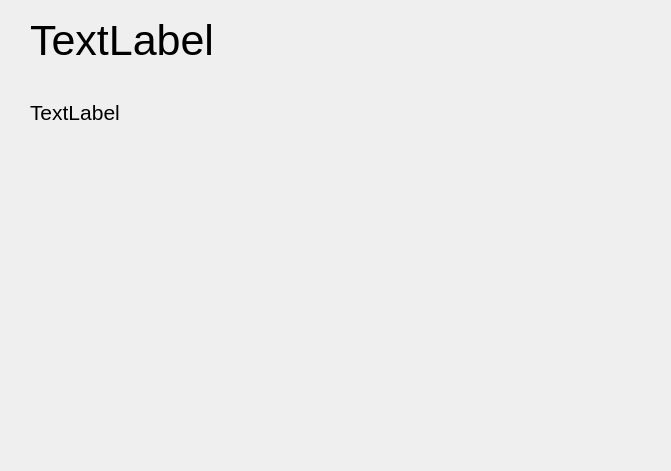
Above: country_info.ui from 4ymazik/TourismAssistant before the change. Below: the same form after it.
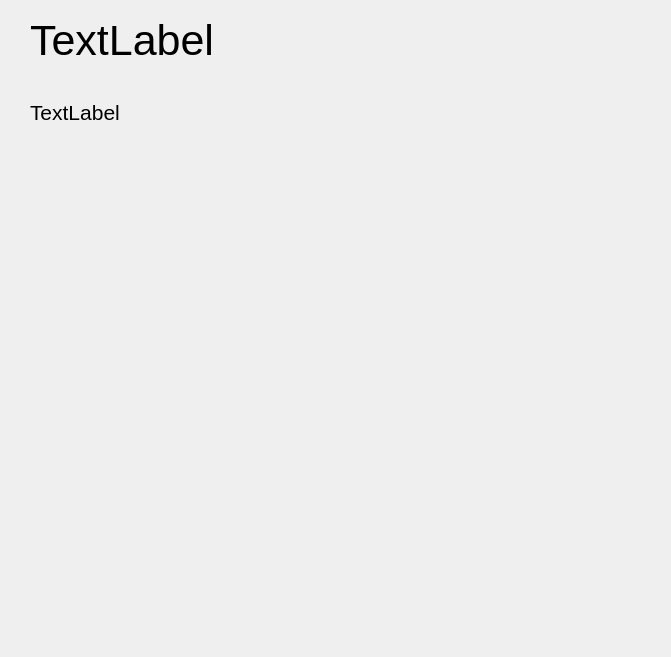
That is the form after the change.

Commit message: добавлен диалог, readme, requirments. Также немного изменен интерфейс

Diff of the .ui file:
```diff
--- a/country_info.ui
+++ b/country_info.ui
@@ -7,7 +7,7 @@
     <x>0</x>
     <y>0</y>
     <width>671</width>
-    <height>471</height>
+    <height>657</height>
    </rect>
   </property>
   <property name="windowTitle">
@@ -32,7 +32,7 @@
      <x>30</x>
      <y>100</y>
      <width>361</width>
-     <height>331</height>
+     <height>511</height>
     </rect>
    </property>
    <property name="font">
```
The commit also changes 5 other files.
